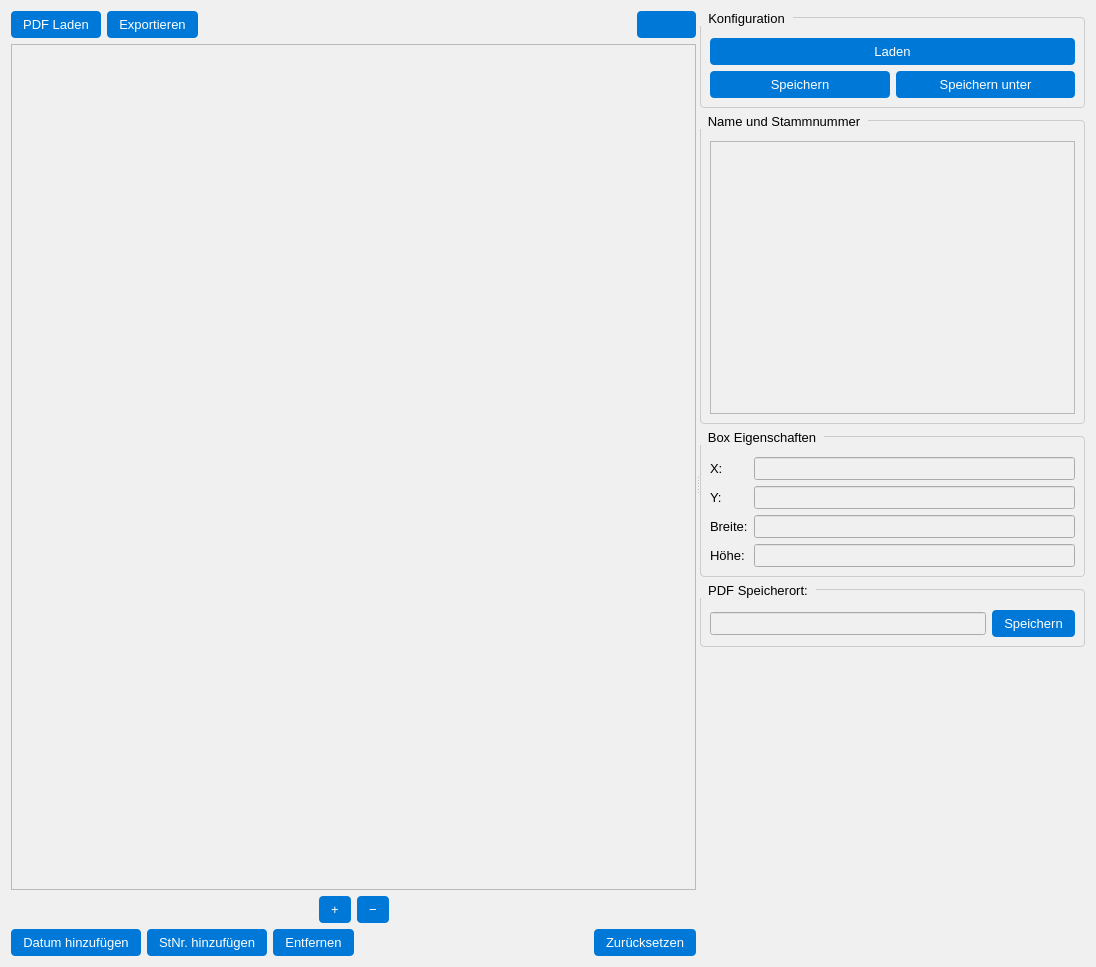
First picture: the form in src/ui/design/pdf_display.ui, repository CodeName-666/VDataParser, before the edit.
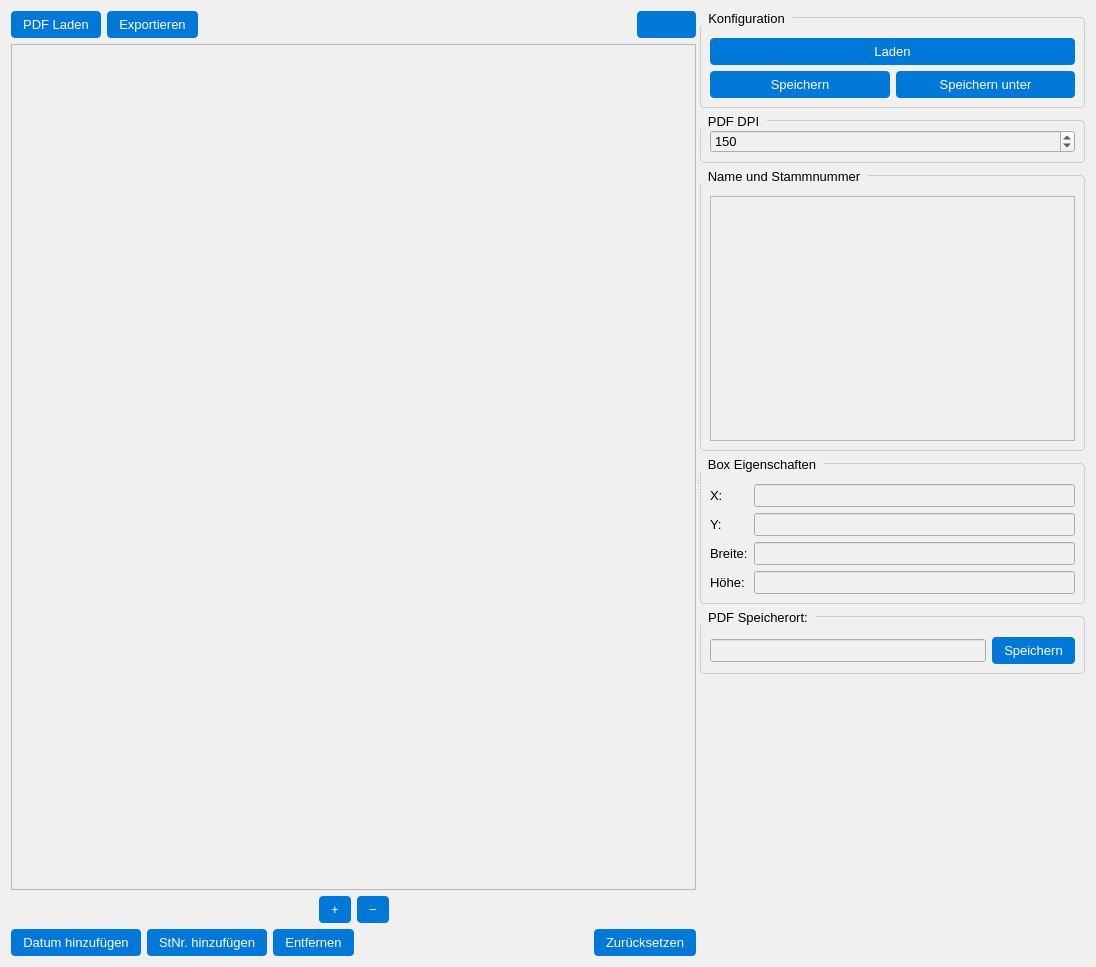
Second picture: the form after the edit. Icons and pictures are not drawn.

Commit message: Add DPI setting to PDF display

Diff of the .ui file:
```diff
--- a/src/ui/design/pdf_display.ui
+++ b/src/ui/design/pdf_display.ui
@@ -244,6 +244,28 @@
          </layout>
         </widget>
        </item>
+       <item>
+        <widget class="QGroupBox" name="groupBoxDisplayDpi">
+         <property name="title">
+          <string>PDF DPI</string>
+         </property>
+         <layout class="QHBoxLayout" name="horizontalLayout_display_dpi">
+          <item>
+           <widget class="QSpinBox" name="spinBoxDisplayDpi">
+            <property name="minimum">
+             <number>72</number>
+            </property>
+            <property name="maximum">
+             <number>600</number>
+            </property>
+            <property name="value">
+             <number>150</number>
+            </property>
+           </widget>
+          </item>
+         </layout>
+        </widget>
+       </item>
        <item>
         <widget class="QGroupBox" name="groupBox_2">
          <property name="title">
```
The commit also changes 14 other files.
